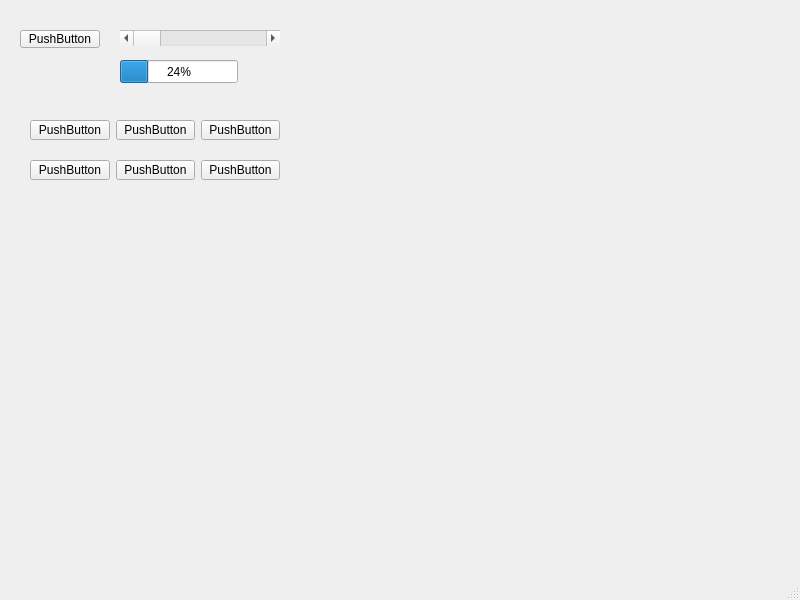
Old version of the form mainwindow.ui in the repository Santiago-F1/Fall-2022-First-Qt-Project.
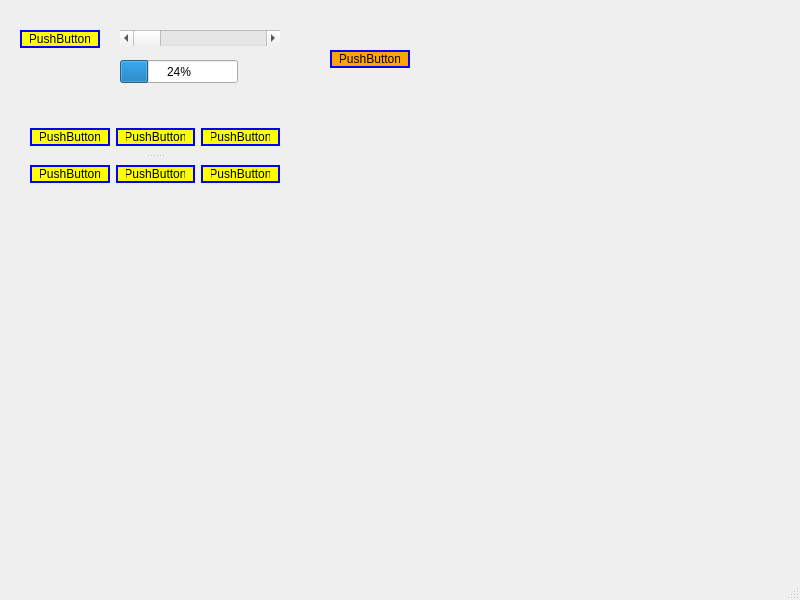
New version of the form.

Commit message: added CSS to buttons

The edit to the form file:
```diff
--- a/mainwindow.ui
+++ b/mainwindow.ui
@@ -13,6 +13,16 @@
   <property name="windowTitle">
    <string>MainWindow</string>
   </property>
+  <property name="styleSheet">
+   <string notr="true">QPushButton {
+border: 2px solid blue;
+border-radius: 10px;
+padding: 0 8px;
+background: yellow;
+
+
+}</string>
+  </property>
   <widget class="QWidget" name="centralwidget">
    <widget class="QPushButton" name="pushButton">
     <property name="geometry">
@@ -53,15 +63,38 @@
      <number>24</number>
     </property>
    </widget>
-   <widget class="QWidget" name="">
+   <widget class="QPushButton" name="pushButton_8">
+    <property name="geometry">
+     <rect>
+      <x>330</x>
+      <y>50</y>
+      <width>80</width>
+      <height>18</height>
+     </rect>
+    </property>
+    <property name="styleSheet">
+     <string notr="true">QPushButton{
+Background: orange;
+
+}</string>
+    </property>
+    <property name="text">
+     <string>PushButton</string>
+    </property>
+   </widget>
+   <widget class="QSplitter" name="splitter">
     <property name="geometry">
      <rect>
       <x>30</x>
       <y>120</y>
       <width>250</width>
-      <height>20</height>
+      <height>71</height>
      </rect>
     </property>
+    <property name="orientation">
+     <enum>Qt::Vertical</enum>
+    </property>
+    <widget class="QWidget" name="">
     <layout class="QHBoxLayout" name="horizontalLayout">
      <item>
       <widget class="QPushButton" name="pushButton_3">
@@ -87,14 +120,6 @@
     </layout>
    </widget>
    <widget class="QWidget" name="">
-    <property name="geometry">
-     <rect>
-      <x>30</x>
-      <y>160</y>
-      <width>250</width>
-      <height>20</height>
-     </rect>
-    </property>
     <layout class="QHBoxLayout" name="horizontalLayout_2">
      <item>
       <widget class="QPushButton" name="pushButton_5">
@@ -118,6 +143,7 @@
       </widget>
      </item>
     </layout>
+    </widget>
    </widget>
   </widget>
   <widget class="QMenuBar" name="menubar">
```
Lines whose indentation alone changed are shown as unchanged.
